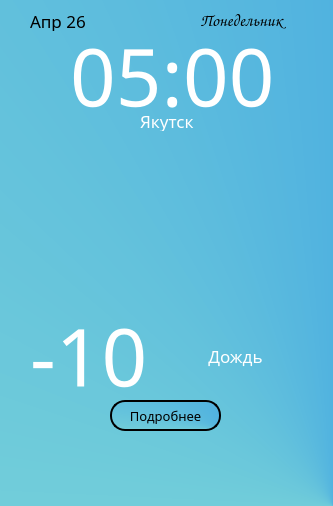
Animila/PyWeather, file 5.ui: the form before one commit.
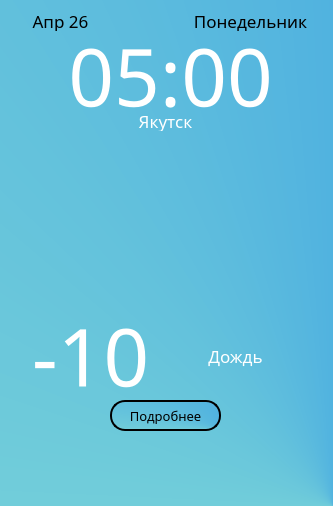
The form after the commit. Icons and pictures are not drawn.

```diff
--- a/5.ui
+++ b/5.ui
@@ -39,11 +39,14 @@
     <property name="text">
      <string>05:00</string>
     </property>
+    <property name="alignment">
+     <set>Qt::AlignCenter</set>
+    </property>
    </widget>
    <widget class="QLabel" name="week">
     <property name="geometry">
      <rect>
-      <x>200</x>
+      <x>180</x>
       <y>10</y>
       <width>141</width>
       <height>21</height>
@@ -51,7 +54,7 @@
     </property>
     <property name="font">
      <font>
-      <family>Comic Sans MS</family>
+      <family>Dubai Medium</family>
       <pointsize>13</pointsize>
      </font>
     </property>
@@ -61,6 +64,9 @@
     <property name="text">
      <string>Понедельник</string>
     </property>
+    <property name="alignment">
+     <set>Qt::AlignCenter</set>
+    </property>
    </widget>
    <widget class="QLabel" name="weather">
     <property name="geometry">
@@ -115,11 +121,14 @@
     <property name="text">
      <string>-10</string>
     </property>
+    <property name="alignment">
+     <set>Qt::AlignCenter</set>
+    </property>
    </widget>
    <widget class="QLabel" name="gorod">
     <property name="geometry">
      <rect>
-      <x>140</x>
+      <x>120</x>
       <y>110</y>
       <width>91</width>
       <height>21</height>
@@ -138,6 +147,9 @@
     <property name="text">
      <string>Якутск</string>
     </property>
+    <property name="alignment">
+     <set>Qt::AlignCenter</set>
+    </property>
    </widget>
    <widget class="QLabel" name="photo">
     <property name="geometry">
@@ -207,7 +219,7 @@
    <widget class="QLabel" name="label_2">
     <property name="geometry">
      <rect>
-      <x>30</x>
+      <x>10</x>
       <y>10</y>
       <width>101</width>
       <height>21</height>
@@ -225,6 +237,9 @@
     <property name="text">
      <string>Апр 26</string>
     </property>
+    <property name="alignment">
+     <set>Qt::AlignCenter</set>
+    </property>
    </widget>
   </widget>
   <widget class="QMenuBar" name="menubar">
```
Left out of the diff: 8 changed lines with no effect on the pictures.
